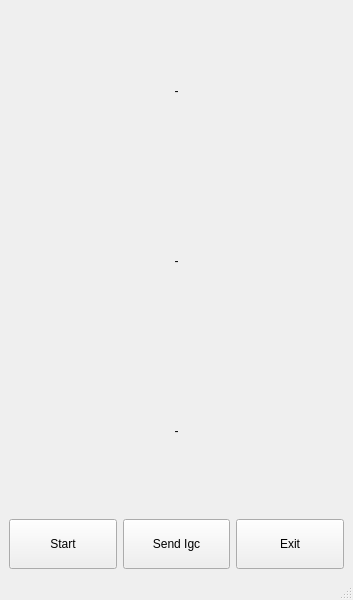
takyonxxx/XcVario, file mainwindow.ui: the form before one commit.
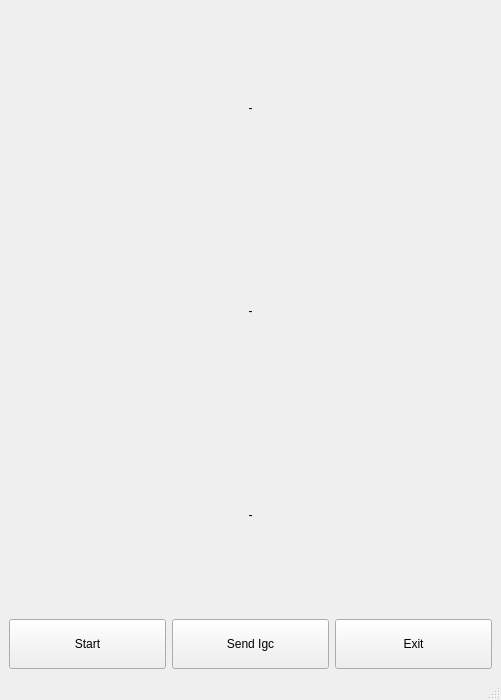
The form after the commit.

```diff
--- a/mainwindow.ui
+++ b/mainwindow.ui
@@ -6,8 +6,8 @@
    <rect>
     <x>0</x>
     <y>0</y>
-    <width>353</width>
-    <height>600</height>
+    <width>501</width>
+    <height>700</height>
    </rect>
   </property>
   <property name="windowTitle">
```
Left out of the diff: 4 changed lines with no effect on the pictures.
